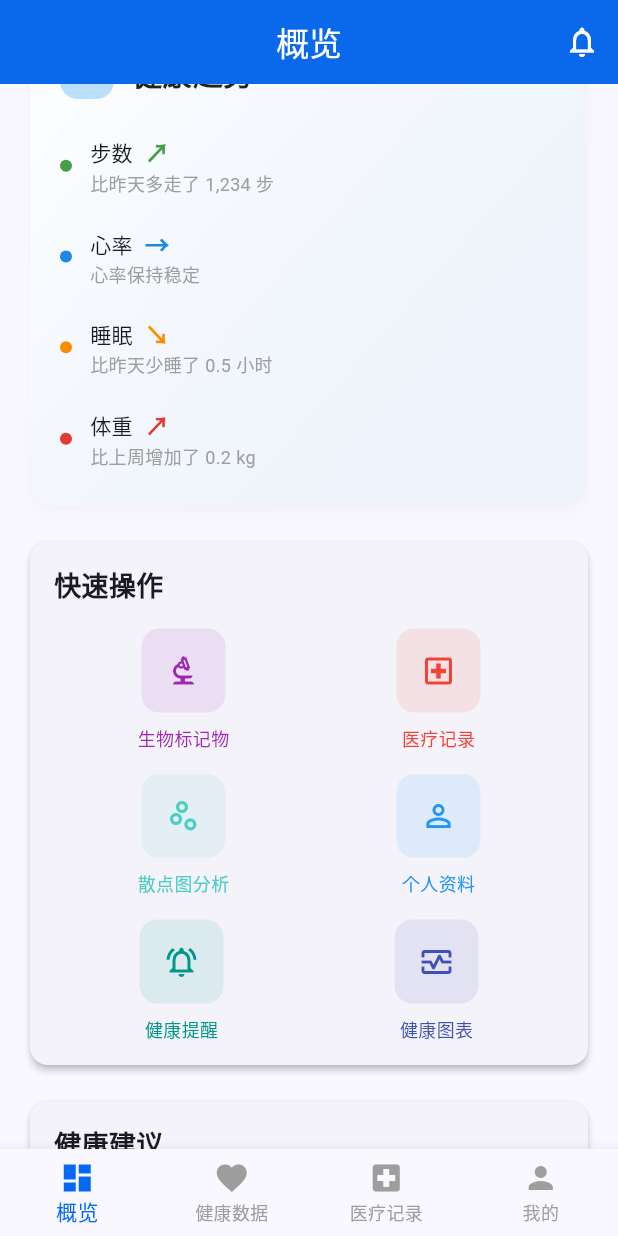
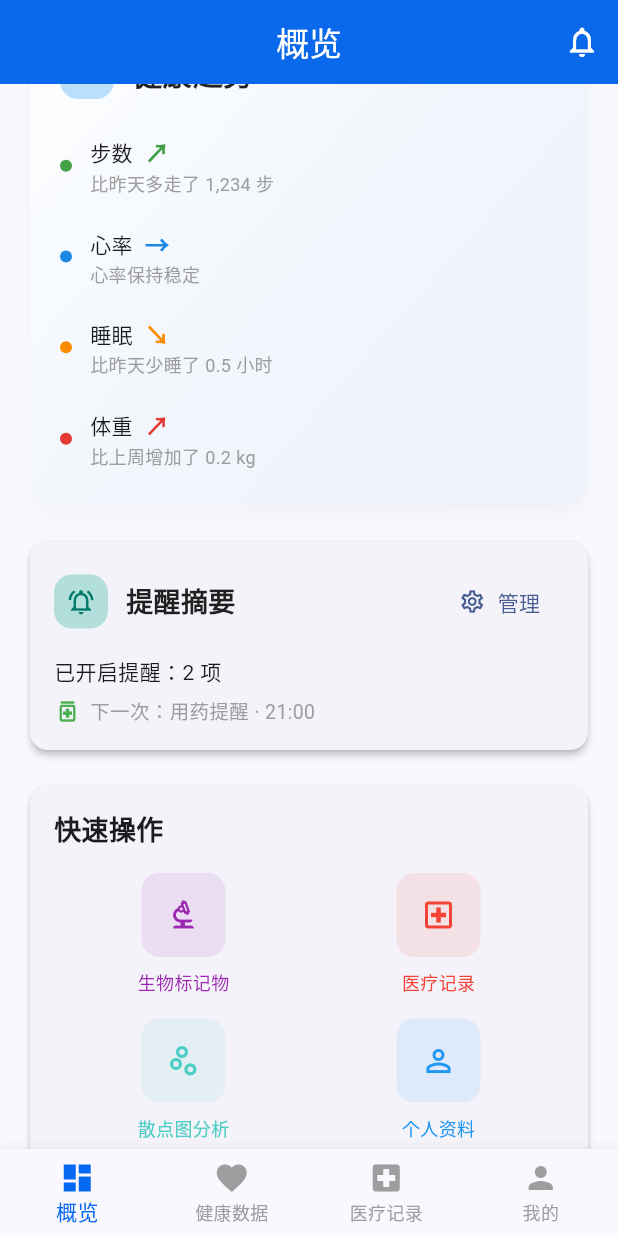
Before and after one commit to qinlaoban/my_health_app, a Flutter app: the screen it shows after launch, scrolled down 576 dp, on a phone screen of 412 x 824 dp. Run offline on Flutter 3.47's test engine with Material 3 defaults, Android fonts, the phone set to English and light mode, and no system bars; our stand-ins replace fl_chart, font_awesome_flutter, go_router; missing offline and left inert: health.

Commit message:
添加提醒功能

```diff
--- a/lib/providers/reminder_provider.dart
+++ b/lib/providers/reminder_provider.dart
@@ -48,4 +48,20 @@ class ReminderProvider extends ChangeNotifier {
   }
 
   int get enabledCount => _reminders.where((r) => r.enabled).length;
+
+  // 计算下一次提醒（不考虑周几，仅按当天时间排序，若今天无则取明天最早）
+  Reminder? nextReminder() {
+    final now = TimeOfDay.fromDateTime(DateTime.now());
+    int toMinutes(TimeOfDay t) => t.hour * 60 + t.minute;
+    final nowMin = toMinutes(now);
+    final enabled = _reminders.where((r) => r.enabled).toList();
+    if (enabled.isEmpty) return null;
+    enabled.sort((a, b) => toMinutes(a.time).compareTo(toMinutes(b.time)));
+    // 今天还未到的第一个
+    final todayUpcoming = enabled.firstWhere(
+      (r) => toMinutes(r.time) >= nowMin,
+      orElse: () => enabled.first,
+    );
+    return todayUpcoming;
+  }
 }
--- a/lib/screens/dashboard_screen.dart
+++ b/lib/screens/dashboard_screen.dart
@@ -3,6 +3,7 @@ import 'package:provider/provider.dart';
 import 'package:font_awesome_flutter/font_awesome_flutter.dart';
 import 'package:go_router/go_router.dart';
 import '../providers/health_provider.dart';
+import '../providers/reminder_provider.dart';
 import '../widgets/health_radar_chart.dart';
 
 class DashboardScreen extends StatefulWidget {
@@ -50,6 +51,8 @@ class _DashboardScreenState extends State<DashboardScreen> {
                   _buildTodayHealthOverview(),
                   const SizedBox(height: 16),
                   _buildHealthTrends(),
+                  const SizedBox(height: 16),
+                  _buildRemindersSummary(context),
                   const SizedBox(height: 16),
                   _buildQuickActions(context),
                   const SizedBox(height: 16),
@@ -549,6 +552,98 @@ class _DashboardScreenState extends State<DashboardScreen> {
     );
   }
 
+  Widget _buildRemindersSummary(BuildContext context) {
+    return Consumer<ReminderProvider>(
+      builder: (context, reminderProvider, child) {
+        final next = reminderProvider.nextReminder();
+        return Card(
+          elevation: 2,
+          child: Padding(
+            padding: const EdgeInsets.all(16),
+            child: Column(
+              crossAxisAlignment: CrossAxisAlignment.start,
+              children: [
+                Row(
+                  children: [
+                    Container(
+                      padding: const EdgeInsets.all(8),
+                      decoration: BoxDecoration(
+                        color: Colors.teal.shade100,
+                        borderRadius: BorderRadius.circular(12),
+                      ),
+                      child: Icon(
+                        Icons.notifications_active_outlined,
+                        color: Colors.teal.shade700,
+                        size: 20,
+                      ),
+                    ),
+                    const SizedBox(width: 12),
+                    const Text(
+                      '提醒摘要',
+                      style: TextStyle(
+                        fontSize: 18,
+                        fontWeight: FontWeight.bold,
+                        color: Colors.black87,
+                      ),
+                    ),
+                    const Spacer(),
+                    TextButton.icon(
+                      onPressed: () => context.push('/reminders'),
+                      icon: const Icon(Icons.settings_outlined, size: 18),
+                      label: const Text('管理'),
+                    ),
+                  ],
+                ),
+                const SizedBox(height: 12),
+                Row(
+                  children: [
+                    Expanded(
+                      child: Column(
+                        crossAxisAlignment: CrossAxisAlignment.start,
+                        children: [
+                          Text(
+                            '已开启提醒：${reminderProvider.enabledCount} 项',
+                            style: const TextStyle(fontSize: 14),
+                          ),
+                          const SizedBox(height: 6),
+                          if (next != null)
+                            Row(
+                              children: [
+                                Icon(next.icon, color: next.color, size: 18),
+                                const SizedBox(width: 6),
+                                Text(
+                                  '下一次：${next.title} · ${_formatTime(next.time)}',
+                                  style: const TextStyle(
+                                    fontSize: 13,
+                                    color: Colors.grey,
+                                  ),
+                                ),
+                              ],
+                            )
+                          else
+                            const Text(
+                              '暂无开启的提醒',
+                              style: TextStyle(fontSize: 13, color: Colors.grey),
+                            ),
+                        ],
+                      ),
+                    ),
+                  ],
+                ),
+              ],
+            ),
+          ),
+        );
+      },
+    );
+  }
+
+  String _formatTime(TimeOfDay t) {
+    final h = t.hour.toString().padLeft(2, '0');
+    final m = t.minute.toString().padLeft(2, '0');
+    return '$h:$m';
+  }
+
   void _showNotificationDialog(BuildContext context) {
     showDialog(
       context: context,
```
